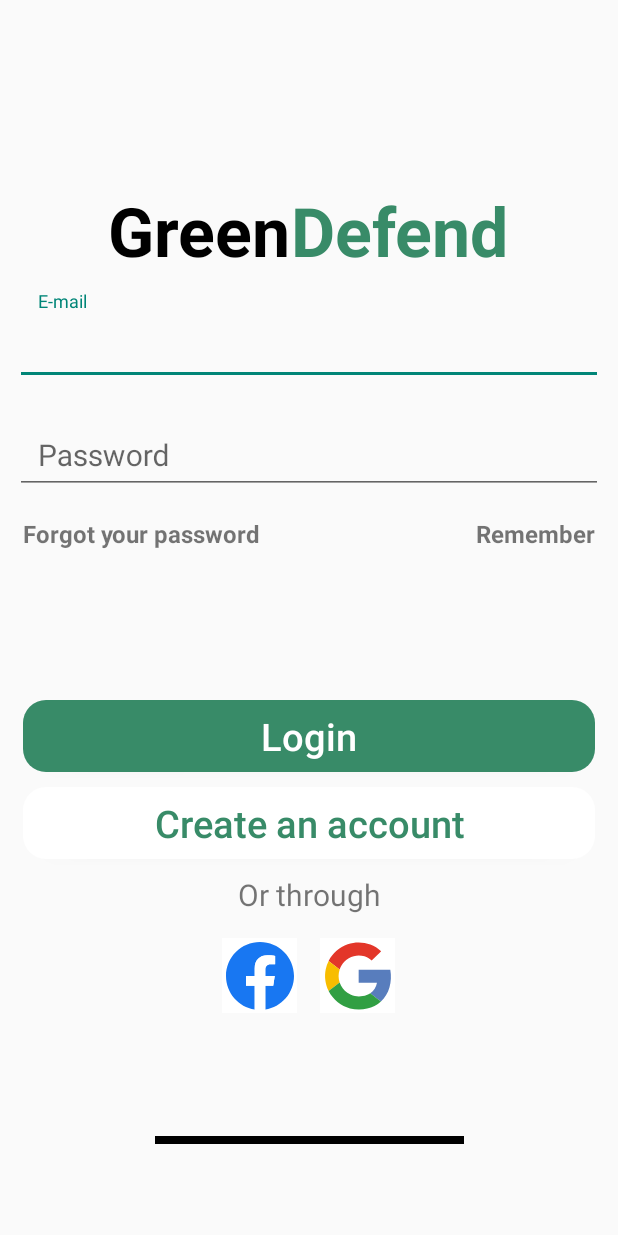
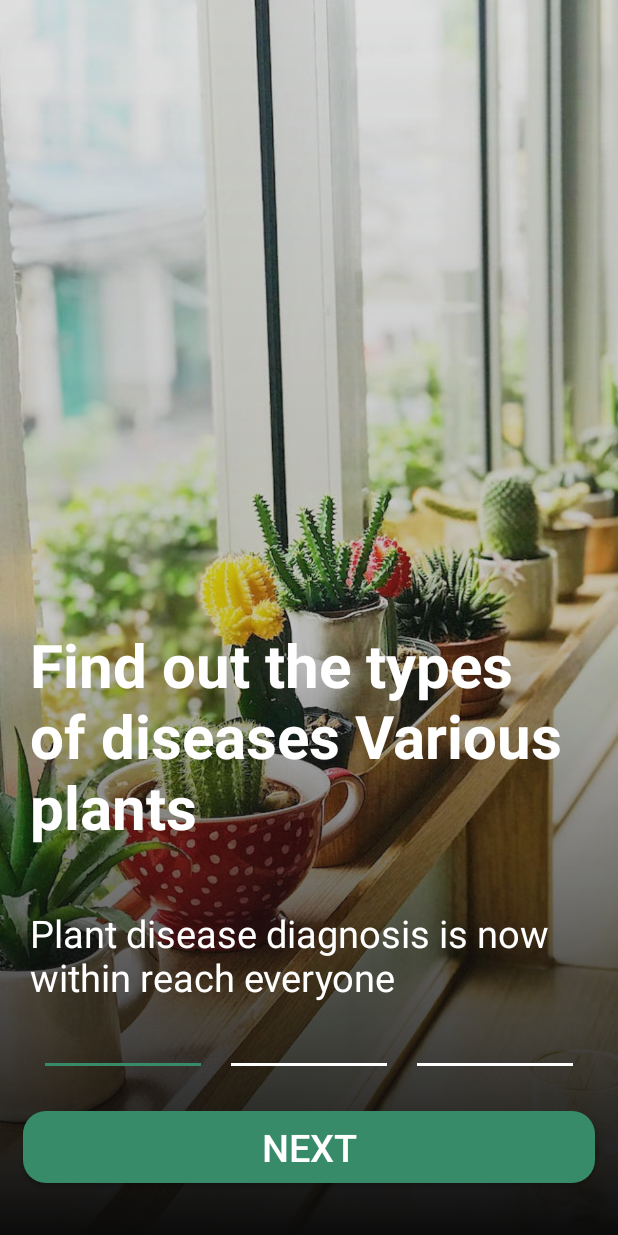
Before and after one commit to AhmedMohammed409/GreenDefend, an Android app: the screen it shows after launch (MainActivity), on a phone screen of 412 x 824 dp. Run offline under Robolectric (Android 15) with nearby library versions, the phone set to English and light mode, and no system bars; our stand-ins replace Dagger/Hilt's generated code.

Commit message:
Initial commit

```diff
--- a/app/src/main/java/com/example/greendefend/boardFragment/FirstFragment.kt
+++ b/app/src/main/java/com/example/greendefend/boardFragment/FirstFragment.kt
@@ -5,6 +5,7 @@ import android.view.LayoutInflater
 import android.view.View
 import android.view.ViewGroup
 import androidx.fragment.app.Fragment
+import androidx.navigation.fragment.findNavController
 import com.example.greendefend.databinding.FragmentFirstBinding
 
 class FirstFragment : Fragment() {
@@ -24,5 +25,13 @@ class FirstFragment : Fragment() {
         return binding.root
     }
 
+    override fun onViewCreated(view: View, savedInstanceState: Bundle?) {
+        super.onViewCreated(view, savedInstanceState)
+
+        binding.btnStartNow.setOnClickListener {
+            findNavController().navigate(FirstFragmentDirections.actionFirstFragmentToSecondFragment())
+        }
+    }
+
 
 }
--- a/app/src/main/java/com/example/greendefend/boardFragment/SplashFragment.kt
+++ b/app/src/main/java/com/example/greendefend/boardFragment/SplashFragment.kt
@@ -5,7 +5,11 @@ import android.view.LayoutInflater
 import android.view.View
 import android.view.ViewGroup
 import androidx.fragment.app.Fragment
+import androidx.lifecycle.lifecycleScope
+import androidx.navigation.fragment.findNavController
 import com.example.greendefend.databinding.FragmentSplashBinding
+import kotlinx.coroutines.delay
+import kotlinx.coroutines.launch
 
 
 class SplashFragment : Fragment() {
@@ -25,4 +29,13 @@ class SplashFragment : Fragment() {
         return binding.root
     }
 
+    override fun onViewCreated(view: View, savedInstanceState: Bundle?) {
+        super.onViewCreated(view, savedInstanceState)
+
+        lifecycleScope.launch {
+                delay(1000)
+                findNavController().navigate(SplashFragmentDirections.actionSplashFragmentToFirstFragment())
+        }
+    }
+
 }
--- a/app/src/main/java/com/example/greendefend/boardFragment/ThirdFragment.kt
+++ b/app/src/main/java/com/example/greendefend/boardFragment/ThirdFragment.kt
@@ -25,4 +25,5 @@ private lateinit var binding: FragmentThirdBinding
         return binding.root
     }
 
+
 }
--- a/app/src/main/res/layout/activity_main.xml
+++ b/app/src/main/res/layout/activity_main.xml
@@ -12,6 +12,6 @@
         android:layout_width="match_parent"
         android:layout_height="match_parent"
         app:defaultNavHost="true"
-        app:navGraph="@navigation/login_graph" />
+        app:navGraph="@navigation/board_graph" />
 
 </androidx.constraintlayout.widget.ConstraintLayout>
--- a/app/src/main/res/layout/fragment_first.xml
+++ b/app/src/main/res/layout/fragment_first.xml
@@ -53,7 +53,7 @@
             android:orientation="horizontal"
             android:padding="10dp"
             android:weightSum="3"
-            app:layout_constraintBottom_toTopOf="@id/btn_start"
+            app:layout_constraintBottom_toTopOf="@id/btn_startNow"
             app:layout_constraintEnd_toEndOf="parent"
             app:layout_constraintStart_toStartOf="parent"
             android:layout_margin="10dp">
@@ -81,14 +81,14 @@
         </LinearLayout>
 
         <Button
-            android:id="@+id/btn_start"
+            android:id="@+id/btn_startNow"
             android:layout_width="match_parent"
             android:layout_height="wrap_content"
             android:layout_marginBottom="35dp"
             android:layout_marginStart="15dp"
             android:layout_marginEnd="15dp"
             android:background="@drawable/button_design"
-            android:text="@string/started_now"
+            android:text="@string/next"
             android:textColor="@color/white"
             android:textSize="25sp"
             app:layout_constraintBottom_toBottomOf="parent"
--- a/app/src/main/res/layout/fragment_second.xml
+++ b/app/src/main/res/layout/fragment_second.xml
@@ -84,7 +84,7 @@
         android:orientation="horizontal"
         android:padding="10dp"
         android:weightSum="3"
-        app:layout_constraintBottom_toTopOf="@id/btn_start"
+        app:layout_constraintBottom_toTopOf="@id/btn_startNow"
         app:layout_constraintEnd_toEndOf="parent"
         app:layout_constraintStart_toStartOf="parent"
         android:layout_margin="10dp">
@@ -112,7 +112,7 @@
     </LinearLayout>
 
     <Button
-        android:id="@+id/btn_start"
+        android:id="@+id/btn_startNow"
         android:layout_width="match_parent"
         android:layout_height="wrap_content"
         android:layout_marginBottom="35dp"
--- a/app/src/main/res/layout/fragment_third.xml
+++ b/app/src/main/res/layout/fragment_third.xml
@@ -54,7 +54,7 @@
         android:orientation="horizontal"
         android:padding="10dp"
         android:weightSum="3"
-        app:layout_constraintBottom_toTopOf="@id/btn_start"
+        app:layout_constraintBottom_toTopOf="@id/btn_startNow"
         app:layout_constraintEnd_toEndOf="parent"
         app:layout_constraintStart_toStartOf="parent"
         android:layout_margin="10dp">
@@ -82,7 +82,7 @@
     </LinearLayout>
 
     <Button
-        android:id="@+id/btn_start"
+        android:id="@+id/btn_startNow"
         android:layout_width="match_parent"
         android:layout_height="wrap_content"
         android:layout_marginBottom="35dp"
--- a/app/src/main/res/navigation/board_graph.xml
+++ b/app/src/main/res/navigation/board_graph.xml
@@ -3,7 +3,7 @@
     xmlns:app="http://schemas.android.com/apk/res-auto"
     xmlns:tools="http://schemas.android.com/tools"
     android:id="@+id/board_graph"
-    app:startDestination="@id/firstFragment">
+    app:startDestination="@id/splashFragment">
 
     <fragment
         android:id="@+id/firstFragment"
@@ -27,14 +27,14 @@
         android:id="@+id/thirdFragment"
         android:name="com.example.greendefend.boardFragment.ThirdFragment"
         android:label="fragment_third"
-        tools:layout="@layout/fragment_third" >
-        <action
-            android:id="@+id/action_thirdFragment_to_splashFragment"
-            app:destination="@id/splashFragment" />
-    </fragment>
+        tools:layout="@layout/fragment_third" />
     <fragment
         android:id="@+id/splashFragment"
         android:name="com.example.greendefend.boardFragment.SplashFragment"
         android:label="fragment_splash"
-        tools:layout="@layout/fragment_splash" />
+        tools:layout="@layout/fragment_splash" >
+        <action
+            android:id="@+id/action_splashFragment_to_firstFragment"
+            app:destination="@id/firstFragment" />
+    </fragment>
 </navigation>
--- a/build.gradle.kts
+++ b/build.gradle.kts
@@ -1,6 +1,6 @@
 // Top-level build file where you can add configuration options common to all sub-projects/modules.
 plugins {
-    id("com.android.application") version "8.2.0" apply false
+    id("com.android.application") version "8.2.1" apply false
     id("org.jetbrains.kotlin.android") version "1.9.10" apply false
     id( "androidx.navigation.safeargs.kotlin") version "2.7.6" apply false
 
```
Also changed, not shown: app/src/main/java/com/example/greendefend/boardFragment/SecondFragment.kt (+8 -0 lines), app/src/main/java/com/example/greendefend/loginFragment/VerificationFragment.kt (+6 -7 lines).
